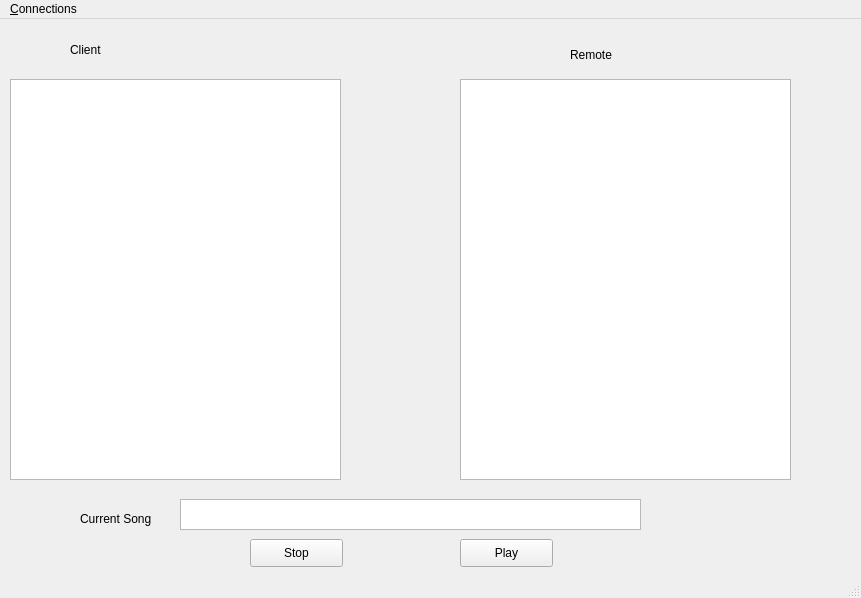
Above: mainwindow.ui from tnightingale/COMMAudio before the change. Below: the same form after it.
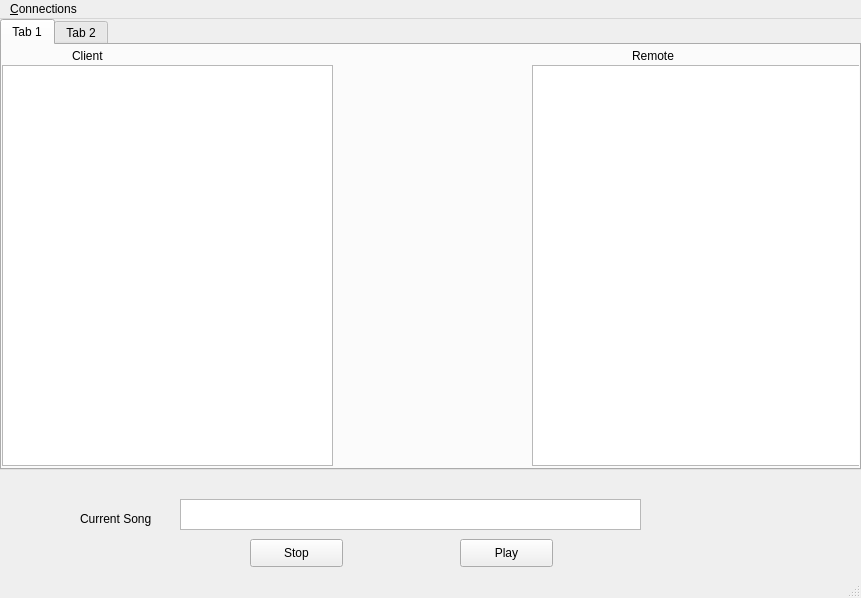
That is the form after the change.

Commit message: start of visual implementation

The edit to the form file:
```diff
--- a/mainwindow.ui
+++ b/mainwindow.ui
@@ -14,16 +14,6 @@
    <string>Need a fancy program name and icon</string>
   </property>
   <widget class="QWidget" name="centralWidget">
-   <widget class="QListWidget" name="clientListWidget">
-    <property name="geometry">
-     <rect>
-      <x>10</x>
-      <y>60</y>
-      <width>331</width>
-      <height>401</height>
-     </rect>
-    </property>
-   </widget>
    <widget class="QPushButton" name="playButton">
     <property name="geometry">
      <rect>
@@ -50,42 +40,6 @@
      <string>Stop</string>
     </property>
    </widget>
-   <widget class="QListWidget" name="remoteListWidget">
-    <property name="geometry">
-     <rect>
-      <x>460</x>
-      <y>60</y>
-      <width>331</width>
-      <height>401</height>
-     </rect>
-    </property>
-   </widget>
-   <widget class="QLabel" name="label">
-    <property name="geometry">
-     <rect>
-      <x>70</x>
-      <y>15</y>
-      <width>41</width>
-      <height>31</height>
-     </rect>
-    </property>
-    <property name="text">
-     <string>Client</string>
-    </property>
-   </widget>
-   <widget class="QLabel" name="label_2">
-    <property name="geometry">
-     <rect>
-      <x>570</x>
-      <y>20</y>
-      <width>51</width>
-      <height>31</height>
-     </rect>
-    </property>
-    <property name="text">
-     <string>Remote</string>
-    </property>
-   </widget>
    <widget class="QTextEdit" name="currentSongEditBox">
     <property name="geometry">
      <rect>
@@ -109,6 +63,85 @@
      <string>Current Song</string>
     </property>
    </widget>
+   <widget class="QTabWidget" name="tabWidget">
+    <property name="geometry">
+     <rect>
+      <x>0</x>
+      <y>0</y>
+      <width>861</width>
+      <height>451</height>
+     </rect>
+    </property>
+    <property name="currentIndex">
+     <number>0</number>
+    </property>
+    <widget class="QWidget" name="tab">
+     <attribute name="title">
+      <string>Tab 1</string>
+     </attribute>
+     <widget class="QListWidget" name="remoteListWidget">
+      <property name="geometry">
+       <rect>
+        <x>530</x>
+        <y>20</y>
+        <width>331</width>
+        <height>401</height>
+       </rect>
+      </property>
+     </widget>
+     <widget class="QListWidget" name="clientListWidget">
+      <property name="geometry">
+       <rect>
+        <x>0</x>
+        <y>20</y>
+        <width>331</width>
+        <height>401</height>
+       </rect>
+      </property>
+     </widget>
+     <widget class="QLabel" name="label_2">
+      <property name="geometry">
+       <rect>
+        <x>630</x>
+        <y>0</y>
+        <width>51</width>
+        <height>21</height>
+       </rect>
+      </property>
+      <property name="text">
+       <string>Remote</string>
+      </property>
+     </widget>
+     <widget class="QLabel" name="label">
+      <property name="geometry">
+       <rect>
+        <x>70</x>
+        <y>0</y>
+        <width>41</width>
+        <height>21</height>
+       </rect>
+      </property>
+      <property name="text">
+       <string>Client</string>
+      </property>
+     </widget>
+    </widget>
+    <widget class="QWidget" name="tab_2">
+     <attribute name="title">
+      <string>Tab 2</string>
+     </attribute>
+     <widget class="QGraphicsView" name="visualGraphicsView">
+      <property name="geometry">
+       <rect>
+        <x>0</x>
+        <y>0</y>
+        <width>851</width>
+        <height>421</height>
+       </rect>
+      </property>
+     </widget>
+    </widget>
+   </widget>
   </widget>
   <widget class="QMenuBar" name="menuBar">
    <property name="geometry">
```
The commit also changes 2 other files.
